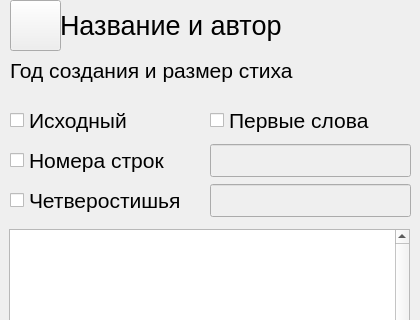
Qt form UIs/VerseOpenForm.ui (Krahjotdaan/LearningPoem) before a commit; both pictures show x 0 to 420 and y 0 to 320 of the 420 by 700 pixel window.
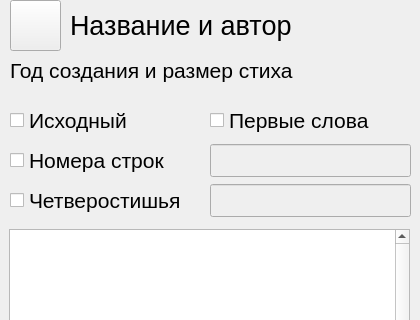
The same form after that commit.

The edit to the form file:
```diff
--- a/UIs/VerseOpenForm.ui
+++ b/UIs/VerseOpenForm.ui
@@ -17,9 +17,9 @@
    <widget class="QWidget" name="horizontalLayoutWidget">
     <property name="geometry">
      <rect>
-      <x>60</x>
+      <x>70</x>
       <y>0</y>
-      <width>351</width>
+      <width>341</width>
       <height>51</height>
      </rect>
     </property>
```
